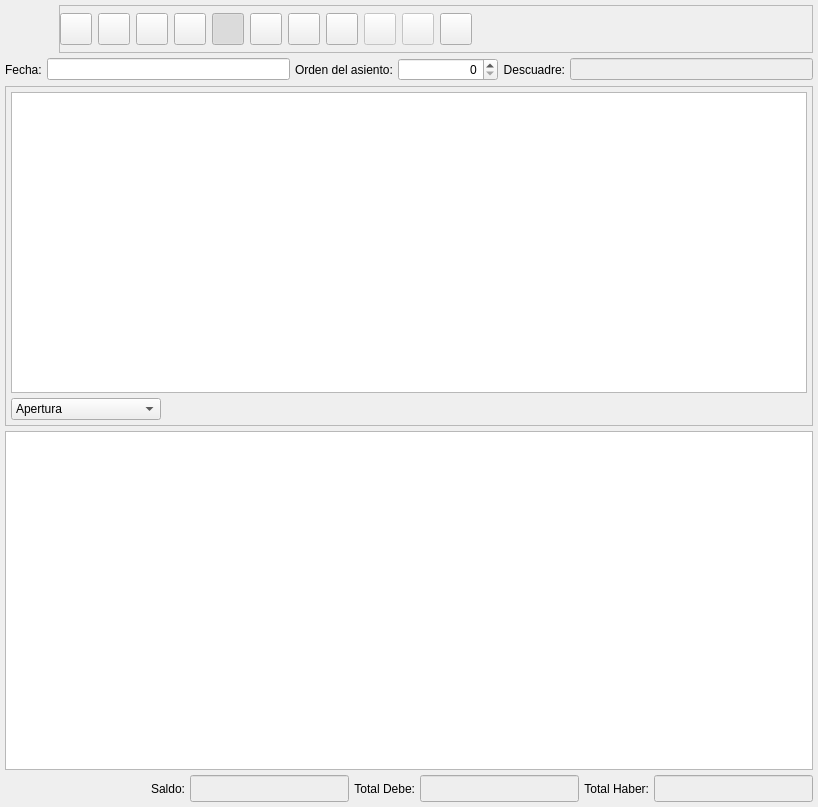
Above: bulmages/bulmacont/src/asientobase.ui from eboladev/Bulmages-1 before the change. Below: the same form after it.
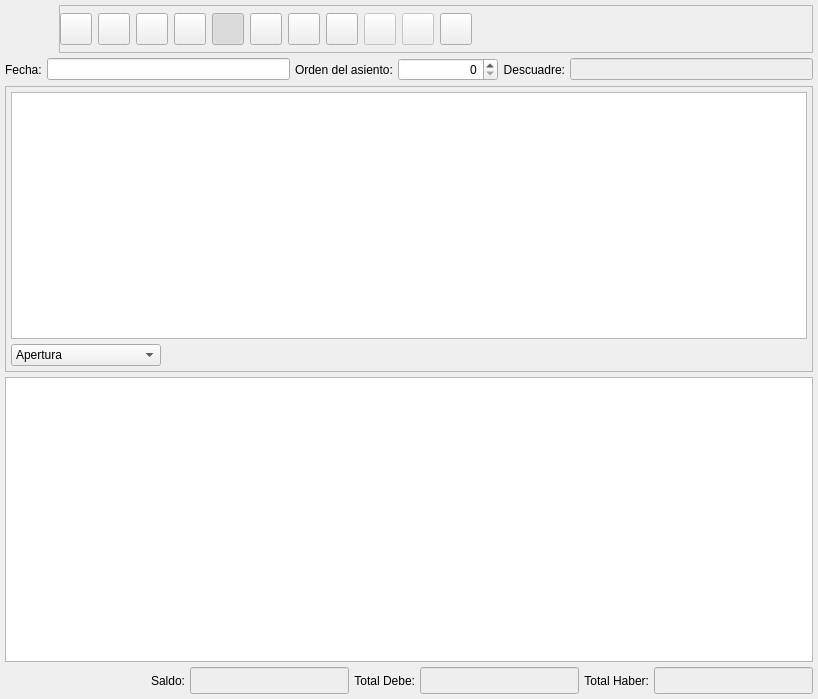
That is the form after the change. Icons and pictures are not drawn. Custom widgets are drawn as their Qt base class.

The edit to the form file:
```diff
--- a/bulmages/bulmacont/src/asientobase.ui
+++ b/bulmages/bulmacont/src/asientobase.ui
@@ -7,7 +7,7 @@
     <x>0</x>
     <y>0</y>
     <width>818</width>
-    <height>807</height>
+    <height>699</height>
    </rect>
   </property>
   <property name="windowTitle" >
```
Left out of the diff: 121 changed lines with no effect on the pictures.
